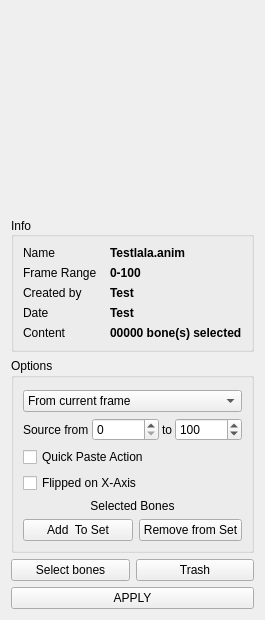
Above: gaolib/ui/infowidget.ui from GaoShanPictures/GAOLIB before the change. Below: the same form after it.
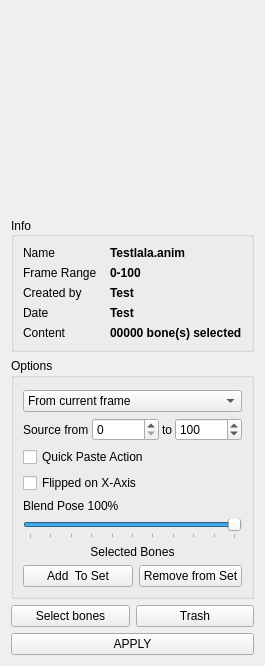
That is the form after the change. Icons and pictures are not drawn.

Commit message: Blend pose added

```diff
--- a/gaolib/ui/infowidget.ui
+++ b/gaolib/ui/infowidget.ui
@@ -575,6 +575,44 @@
            </property>
           </widget>
          </item>
+         <item>
+          <widget class="QLabel" name="blendPoseLabel">
+           <property name="text">
+            <string>Blend Pose 100%</string>
+           </property>
+          </widget>
+         </item>
+         <item>
+          <widget class="QSlider" name="blendPoseSlider">
+           <property name="maximum">
+            <number>100</number>
+           </property>
+           <property name="pageStep">
+            <number>10</number>
+           </property>
+           <property name="sliderPosition">
+            <number>100</number>
+           </property>
+           <property name="tracking">
+            <bool>true</bool>
+           </property>
+           <property name="orientation">
+            <enum>Qt::Horizontal</enum>
+           </property>
+           <property name="invertedAppearance">
+            <bool>false</bool>
+           </property>
+           <property name="invertedControls">
+            <bool>false</bool>
+           </property>
+           <property name="tickPosition">
+            <enum>QSlider::TicksBelow</enum>
+           </property>
+           <property name="tickInterval">
+            <number>10</number>
+           </property>
+          </widget>
+         </item>
         </layout>
        </widget>
       </item>
```
The commit also changes 4 other files.
